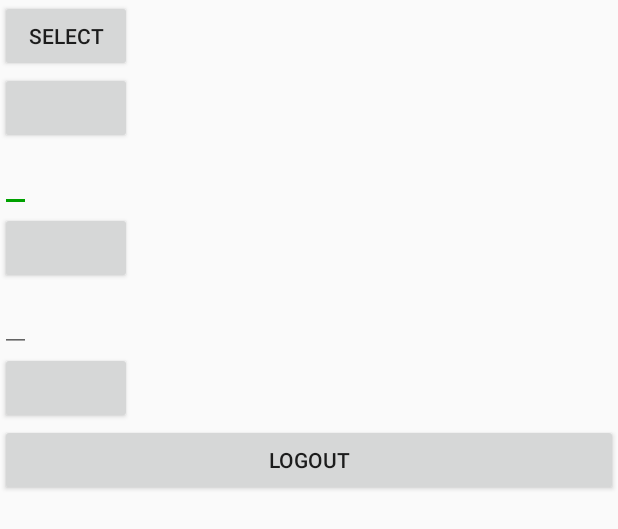
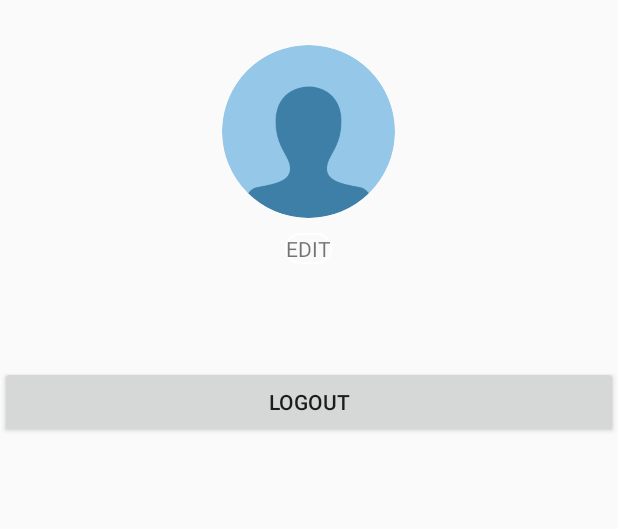
Before and after one commit to Kratos1013/TimeTrackerAI, an Android app: the layout fragment_profile.xml on its own in the app's theme, with its tools: preview values and no code run, on a phone screen of 412 x 824 dp. Shown: the top 529 px of the screen. Run offline under Robolectric (Android 15) with nearby library versions, the phone set to English and light mode, and no system bars.

Commit message:
Design 1%

```diff
--- a/app/build.gradle
+++ b/app/build.gradle
@@ -36,4 +36,7 @@ dependencies {
     androidTestImplementation 'com.android.support.test.espresso:espresso-core:3.0.2'
     compile 'com.michaelpardo:activeandroid:3.1.0-SNAPSHOT'
     implementation 'com.hbb20:ccp:2.2.2'
+    compile 'de.hdodenhof:circleimageview:2.1.0'
+
+
 }
--- /dev/null
+++ b/app/src/main/res/drawable/ic_edit_black_24dp.xml
@@ -0,0 +1,9 @@
+<vector xmlns:android="http://schemas.android.com/apk/res/android"
+        android:width="24dp"
+        android:height="24dp"
+        android:viewportWidth="24.0"
+        android:viewportHeight="24.0">
+    <path
+        android:fillColor="@color/edit_color"
+        android:pathData="M3,17.25V21h3.75L17.81,9.94l-3.75,-3.75L3,17.25zM20.71,7.04c0.39,-0.39 0.39,-1.02 0,-1.41l-2.34,-2.34c-0.39,-0.39 -1.02,-0.39 -1.41,0l-1.83,1.83 3.75,3.75 1.83,-1.83z"/>
+</vector>
--- /dev/null
+++ b/app/src/main/res/drawable/retrybutton.xml
@@ -0,0 +1,19 @@
+<?xml version="1.0" encoding="utf-8"?>
+<shape xmlns:android="http://schemas.android.com/apk/res/android"
+    android:shape="rectangle">
+    <stroke android:color="@color/edit_icon"
+        android:width="1dp"/>
+    <padding android:bottom="1dp"
+        android:left="1dp"
+        android:right="1dp"
+        android:top="1dp"
+        />
+
+    <corners android:bottomRightRadius="@dimen/round_button_log_screen"
+        android:bottomLeftRadius="@dimen/round_button_log_screen"
+        android:topLeftRadius="@dimen/round_button_log_screen"
+        android:topRightRadius="@dimen/round_button_log_screen"
+        />
+
+
+</shape>
--- a/app/src/main/res/layout/fragment_profile.xml
+++ b/app/src/main/res/layout/fragment_profile.xml
@@ -1,42 +1,60 @@
-<LinearLayout
+<LinearLayout xmlns:app="http://schemas.android.com/apk/res-auto"
     android:orientation="vertical"
     xmlns:android="http://schemas.android.com/apk/res/android"
     xmlns:tools="http://schemas.android.com/tools"
     android:layout_width="match_parent"
     android:layout_height="match_parent"
     tools:context="com.krintos.timetrackerai.Fragments.Profile">
-    <ImageView
-        android:id="@+id/pimage"
+    <de.hdodenhof.circleimageview.CircleImageView
+        android:layout_marginTop="@dimen/login_et_margin"
+        android:id="@+id/profile_photo"
+        android:layout_gravity="center"
+        android:src="@drawable/nophoto"
+        android:layout_width="115dp"
+        android:layout_height="115dp" />
+    <TextView
+        android:layout_gravity="center"
+        android:id="@+id/edit"
+        android:text="@string/edit"
+        android:layout_margin="@dimen/edit_margin"
+        android:background="@drawable/retrybutton"
         android:layout_width="wrap_content"
         android:layout_height="wrap_content" />
-    <Button
-        android:id="@+id/imagepicker"
-        android:text="select"
-        android:layout_width="wrap_content"
-        android:layout_height="wrap_content" />
-    <Button
-        android:id="@+id/gettt"
-        android:layout_width="wrap_content"
-        android:layout_height="wrap_content" />
-
-    <EditText
+    <LinearLayout
+        android:gravity="center"
+        android:orientation="horizontal"
+        android:layout_width="match_parent"
+        android:layout_height="wrap_content">
+        <TextView
             android:id="@+id/name"
             android:layout_width="wrap_content"
             android:layout_height="wrap_content" />
-    <Button
-        android:id="@+id/namechange"
+        <ImageView
+            android:id="@+id/name_edit"
+            android:visibility="gone"
+            app:srcCompat="@drawable/ic_edit_black_24dp"
             android:layout_width="wrap_content"
             android:layout_height="wrap_content" />
-    <EditText
+    </LinearLayout>
+    <LinearLayout
+        android:gravity="center"
+        android:orientation="horizontal"
+        android:layout_width="match_parent"
+        android:layout_height="wrap_content">
+        <TextView
             android:id="@+id/username"
             android:layout_width="wrap_content"
             android:layout_height="wrap_content" />
-    <Button
-        android:id="@+id/usernamechange"
+        <ImageView
+            android:id="@+id/username_edit"
+            android:visibility="gone"
+            app:srcCompat="@drawable/ic_edit_black_24dp"
             android:layout_width="wrap_content"
             android:layout_height="wrap_content" />
-    <ImageView
-        android:id="@+id/picture"
+    </LinearLayout>
+    <TextView
+        android:id="@+id/phonenumber"
+        android:layout_gravity="center"
         android:layout_width="wrap_content"
         android:layout_height="wrap_content" />
     <Button
@@ -46,9 +64,6 @@
         android:layout_gravity="center"
         android:layout_width="match_parent"
         android:layout_height="wrap_content" />
-    <TextView
-        android:id="@+id/token"
-        android:layout_width="wrap_content"
-        android:layout_height="wrap_content" />
+
 
 </LinearLayout>
--- a/app/src/main/res/values/colors.xml
+++ b/app/src/main/res/values/colors.xml
@@ -3,4 +3,6 @@
     <color name="colorPrimary">#FFFFFF</color>
     <color name="colorPrimaryDark">#C2C2C2</color>
     <color name="colorAccent">#00A100</color>
+    <color name="edit_icon">#FFFFFF</color>
+    <color name="edit_color">#C2C2C2</color>
 </resources>
--- a/app/src/main/res/values/dimens.xml
+++ b/app/src/main/res/values/dimens.xml
@@ -4,4 +4,7 @@
     <dimen name="activity_vertical_margin">16dp</dimen>
     <dimen name="permissionbuttonmarginbottom">35dp</dimen>
     <dimen name="login_et_margin">30dp</dimen>
+    <dimen name="retrybuttonmarginbottom">100dp</dimen>
+    <dimen name="round_button_log_screen">16dp</dimen>
+    <dimen name="edit_margin">10dp</dimen>
 </resources>
--- a/app/src/main/res/values/strings.xml
+++ b/app/src/main/res/values/strings.xml
@@ -20,4 +20,7 @@
     <string name="logininproccess">Loging in ...</string>
     <string name="ex_storage_permission">We need permission to get access to your files. In case you can not upload files to our server.</string>
     <string name="ex_location_permission">We need permission to get access to your geolocation. In case application can not get enough datas to work</string>
+    <string name="oops">Ooops, something went wrong</string>
+    <string name="retry">Retry</string>
+    <string name="edit">EDIT</string>
 </resources>
--- a/app/src/main/res/values/styles.xml
+++ b/app/src/main/res/values/styles.xml
@@ -1,7 +1,7 @@
 <resources>
 
     <!-- Base application theme. -->
-    <style name="AppTheme" parent="Theme.AppCompat.Light.DarkActionBar">
+    <style name="AppTheme" parent="Theme.AppCompat.Light.NoActionBar">
         <!-- Customize your theme here. -->
         <item name="colorPrimary">@color/colorPrimary</item>
         <item name="colorPrimaryDark">@color/colorPrimaryDark</item>
```
Also changed, not shown: app/src/main/java/com/krintos/timetrackerai/Connection/ErrorController.java (+18 -1 lines), app/src/main/java/com/krintos/timetrackerai/Fragments/Profile.java (+29 -18 lines), app/src/main/java/com/krintos/timetrackerai/LoginActivity.java (+5 -3 lines), app/src/main/java/com/krintos/timetrackerai/MainActivity.java (+4 -4 lines), app/src/main/java/com/krintos/timetrackerai/SessionManager/UserSession.java (+18 -13 lines), app/src/main/res/layout/activity_error_controller.xml (+24 -3 lines), app/src/main/res/drawable/nophoto.png (added). Lines whose indentation alone changed are shown as unchanged.
